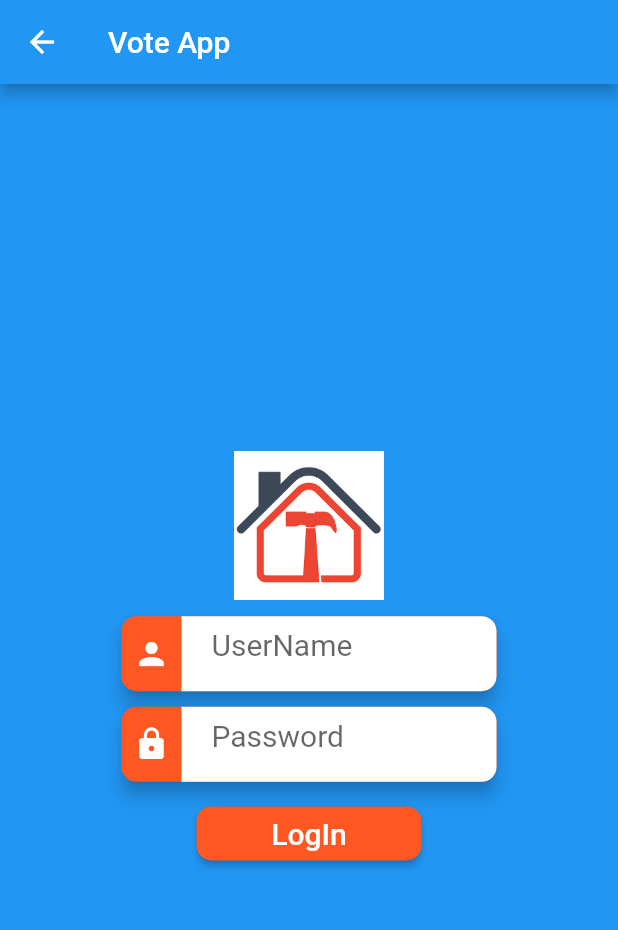
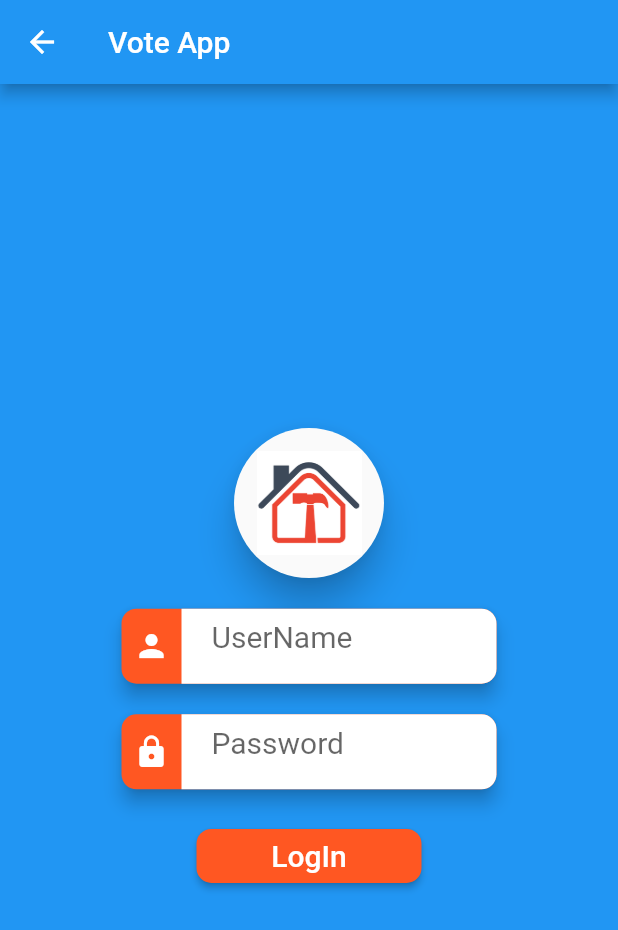
Before and after one commit to m05e5/vote_app, a Flutter app: the LogIn screen opened by its route, on a phone screen of 412 x 824 dp. Shown: the top 930 px of the screen. Run offline on Flutter 3.47's test engine with Material 2 defaults, Android fonts, the phone set to English and light mode, and no system bars; our stand-ins replace charts_flutter.

Commit message:
designing log in page

```diff
--- a/lib/screens/log_in.dart
+++ b/lib/screens/log_in.dart
@@ -20,12 +20,19 @@ class LogIn extends StatelessWidget {
         color: Colors.blue,
         child: Center(
           child: Container(
+
             width: 400,
-            height: 300,
+            height: 350,
             child: Column(
               mainAxisAlignment: MainAxisAlignment.spaceEvenly,
               children: <Widget>[
-                Image.asset('image/logo.png', width: 100, height: 100,),
+                Material(
+                  elevation: 10.0,
+                  borderRadius: BorderRadius.all(Radius.circular(50.0)) ,
+                  child: Padding(
+                    padding: const EdgeInsets.all(15.0),
+                    child: Image.asset('image/logo.png', width: 70, height: 70,),
+                  )),
                CustomeInputField(
                  Icon(Icons.person, color: Colors.white,), 'UserName'),
                CustomeInputField(
--- a/pubspec.yaml
+++ b/pubspec.yaml
@@ -48,6 +48,7 @@ flutter:
   assets:
     - image/house.png
     - image/logo.png
+    - image/logo.jpg
 
   # An image asset can refer to one or more resolution-specific "variants", see
   # https://flutter.dev/assets-and-images/#resolution-aware.
```
Also changed, not shown: lib/screens/Untitled-1.dart (added, +108 -0 lines), image/logo.jpg (added).
